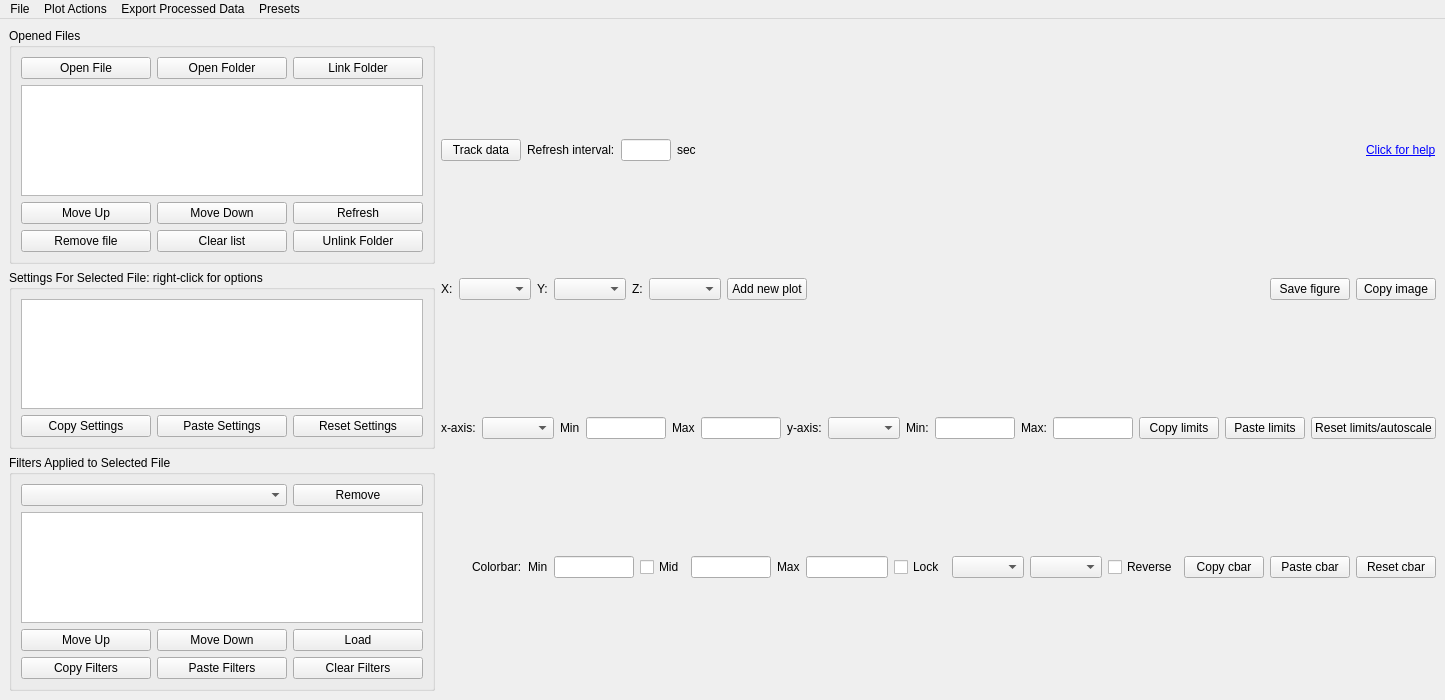
First picture: the form in qcodesplusplus/plotting/offline/design.ui, repository qcodespp/qcodespp, before the edit.
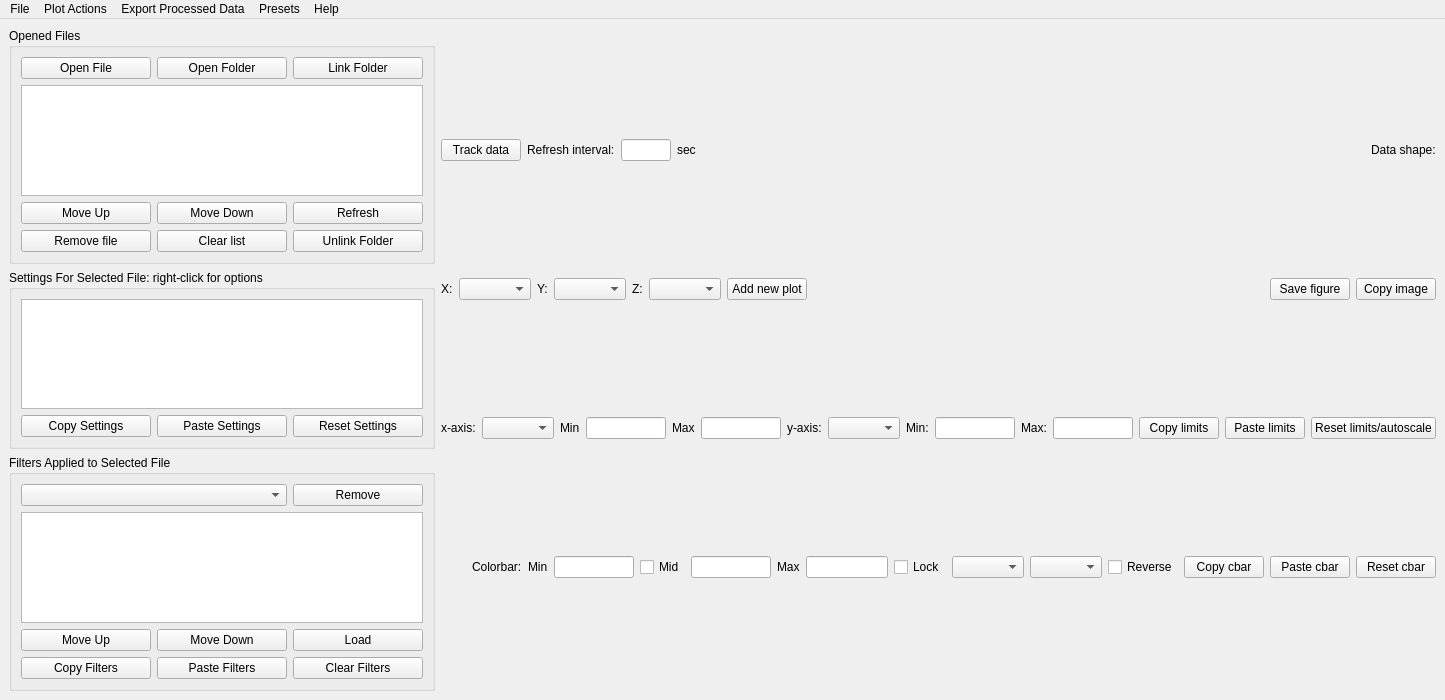
Second picture: the form after the edit.

Commit message: IG: Overhaul Popup1D definition; no longer subclass LinecutWindow. Get the GUI somewhat working and start on the backend

What changed in the file:
```diff
--- a/qcodesplusplus/plotting/offline/design.ui
+++ b/qcodesplusplus/plotting/offline/design.ui
@@ -562,22 +562,13 @@
         <item>
          <widget class="QLabel" name="click_for_help_label">
           <property name="sizePolicy">
-           <sizepolicy hsizetype="Minimum" vsizetype="Fixed">
+           <sizepolicy hsizetype="Preferred" vsizetype="Fixed">
             <horstretch>0</horstretch>
             <verstretch>0</verstretch>
            </sizepolicy>
           </property>
           <property name="text">
-           <string>&lt;a href=https://github.com/djcarrad/qcodesplusplus/wiki/Offline-plotting:-InSpectra-Gadget&gt;Click for help&lt;/a&gt;</string>
-          </property>
-          <property name="textFormat">
-           <enum>Qt::AutoText</enum>
-          </property>
-          <property name="scaledContents">
-           <bool>true</bool>
-          </property>
-          <property name="openExternalLinks">
-           <bool>true</bool>
+           <string>Data shape:</string>
           </property>
          </widget>
         </item>
@@ -1113,10 +1104,17 @@
     <addaction name="menuSave_session"/>
     <addaction name="action_restore_session"/>
    </widget>
+   <widget class="QMenu" name="menuHelp">
+    <property name="title">
+     <string>Help</string>
+    </property>
+    <addaction name="actionOnline_help"/>
+   </widget>
    <addaction name="menuFile"/>
    <addaction name="menuCombine_Plots"/>
    <addaction name="menu_save_session"/>
    <addaction name="menu_apply_preset"/>
+   <addaction name="menuHelp"/>
   </widget>
   <action name="actionNew">
    <property name="text">
```
Left out of the diff: 7 changed lines with no effect on the pictures. The commit also changes 5 other files.
